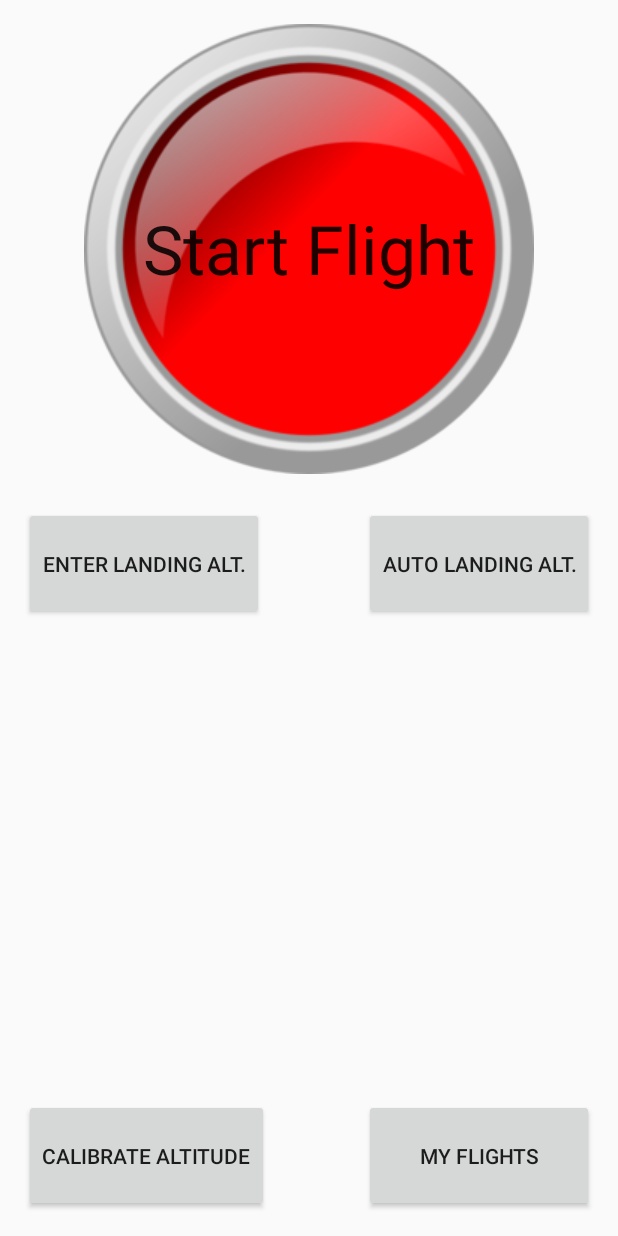
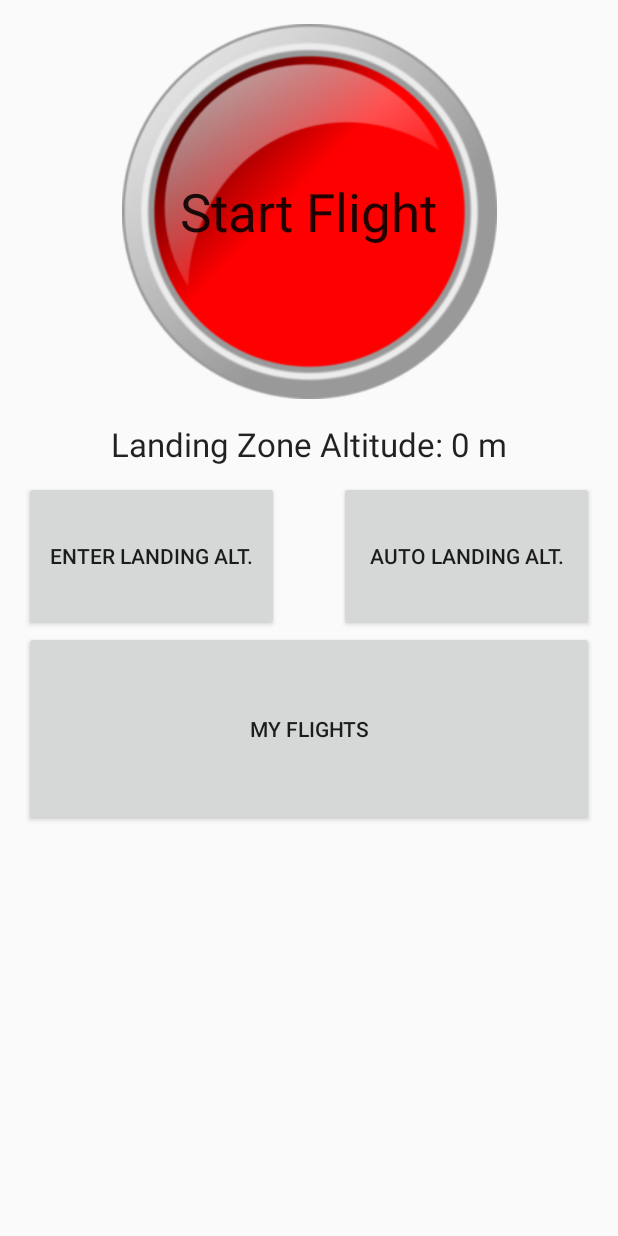
Before and after one commit to aubford/variAlt, an Android app: the layout activity_splash.xml on its own in the app's theme, with its tools: preview values and no code run, on a phone screen of 412 x 824 dp. Run offline under Robolectric (Android 15) with nearby library versions, the phone set to English and light mode, and no system bars.

```diff
--- a/app/src/main/AndroidManifest.xml
+++ b/app/src/main/AndroidManifest.xml
@@ -15,13 +15,15 @@
         android:supportsRtl="true"
         android:theme="@style/AppTheme">
         <activity android:name=".MainActivity">
+
+        </activity>
+        <activity android:name=".SplashActivity">
             <intent-filter>
                 <action android:name="android.intent.action.MAIN" />
 
                 <category android:name="android.intent.category.LAUNCHER" />
             </intent-filter>
         </activity>
-        <activity android:name=".SplashActivity"></activity>
     </application>
 
 
--- a/app/src/main/res/layout/activity_main.xml
+++ b/app/src/main/res/layout/activity_main.xml
@@ -50,7 +50,7 @@
         android:layout_width="match_parent"
         android:layout_height="wrap_content"
         android:textAppearance="?android:attr/textAppearanceLarge"
-        android:text="barometerAltitude"
+        android:text="flight time"
         android:id="@+id/main_flightTime"
         />
 
--- a/app/src/main/res/layout/activity_splash.xml
+++ b/app/src/main/res/layout/activity_splash.xml
@@ -18,14 +18,15 @@
 
         <ImageButton
             android:layout_width="wrap_content"
-            android:layout_height="wrap_content"
+            android:layout_height="250dp"
             android:id="@+id/spl_startFlight"
             android:src="@drawable/button2"
             android:layout_alignParentTop="true"
             android:layout_centerHorizontal="true"
             android:background="#00FFFFFF"
             android:adjustViewBounds="false"
-            android:layout_gravity="center_horizontal|top" />
+            android:layout_gravity="center_horizontal|top"
+            android:scaleType="centerInside" />
 
         <TextView
             android:layout_width="wrap_content"
@@ -34,43 +35,46 @@
             android:text="Start Flight"
             android:id="@+id/textView"
             android:layout_gravity="center"
-            android:textSize="45dp" />
+            android:textSize="35dp" />
 
     </FrameLayout>
 
     <Button
-        android:layout_width="wrap_content"
-        android:layout_height="75dp"
+        android:layout_width="170dp"
+        android:layout_height="100dp"
         android:text="Enter Landing Alt."
         android:id="@+id/spl_enterLanding"
-        android:layout_marginTop="22dp"
-        android:layout_below="@+id/frameLayout"
+        android:layout_below="@+id/spl_landing"
         android:layout_alignParentStart="true" />
 
     <Button
-        android:layout_width="wrap_content"
-        android:layout_height="75dp"
+        android:layout_width="170dp"
+        android:layout_height="100dp"
         android:text="Auto Landing Alt."
         android:id="@+id/spl_autoLanding"
         android:layout_alignBottom="@+id/spl_enterLanding"
-        android:layout_alignEnd="@+id/frameLayout" />
+        android:layout_alignEnd="@+id/frameLayout"
+        android:layout_alignTop="@+id/spl_enterLanding" />
 
     <Button
         android:layout_width="wrap_content"
-        android:layout_height="75dp"
-        android:text="Calibrate Altitude"
-        android:id="@+id/spl_calibrateAltitude"
-        android:layout_alignParentBottom="true"
-        android:layout_alignParentStart="true" />
+        android:layout_height="130dp"
+        android:text="My Flights"
+        android:id="@+id/spl_myFlights"
+        android:layout_below="@+id/spl_enterLanding"
+        android:layout_alignParentStart="true"
+        android:layout_alignParentEnd="true" />
 
-    <Button
+    <TextView
         android:layout_width="wrap_content"
-        android:layout_height="75dp"
-        android:text="My Flights"
-        android:layout_alignTop="@+id/spl_calibrateAltitude"
-        android:layout_alignEnd="@+id/frameLayout"
-        android:layout_alignStart="@+id/spl_autoLanding"
-        android:id="@+id/spl_myFlights" />
+        android:layout_height="wrap_content"
+        android:textAppearance="?android:attr/textAppearanceLarge"
+        android:text="Landing Zone Altitude: 0 m"
+        android:id="@+id/spl_landing"
+        android:paddingBottom="10dp"
+        android:layout_below="@+id/frameLayout"
+        android:layout_centerHorizontal="true"
+        android:paddingTop="15dp" />
 
 
 </RelativeLayout>
--- a/app/src/main/res/layout/test_layout.xml
+++ /dev/null
@@ -1,5 +0,0 @@
-<?xml version="1.0" encoding="utf-8"?>
-<RelativeLayout xmlns:android="http://schemas.android.com/apk/res/android"
-    android:layout_width="match_parent" android:layout_height="match_parent">
-
-</RelativeLayout>
--- a/app/src/main/res/layout/test_linear.xml
+++ /dev/null
@@ -1,6 +0,0 @@
-<?xml version="1.0" encoding="utf-8"?>
-<LinearLayout xmlns:android="http://schemas.android.com/apk/res/android"
-    android:orientation="vertical" android:layout_width="match_parent"
-    android:layout_height="match_parent">
-
-</LinearLayout>
--- a/app/src/main/res/values/strings.xml
+++ b/app/src/main/res/values/strings.xml
@@ -1,4 +1,5 @@
 <?xml version="1.0" encoding="utf-8"?>
 <resources>
     <string name="app_name">Vario</string>
+    <string name="landing_zone_altitude">Landing Zone Altitude: </string>
 </resources>
```
Also changed, not shown: app/src/main/java/com/example/aubreyford/vario/MainActivity.java (+59 -24 lines), app/src/main/java/com/example/aubreyford/vario/SplashActivity.java (+129 -16 lines), 5 other files.
